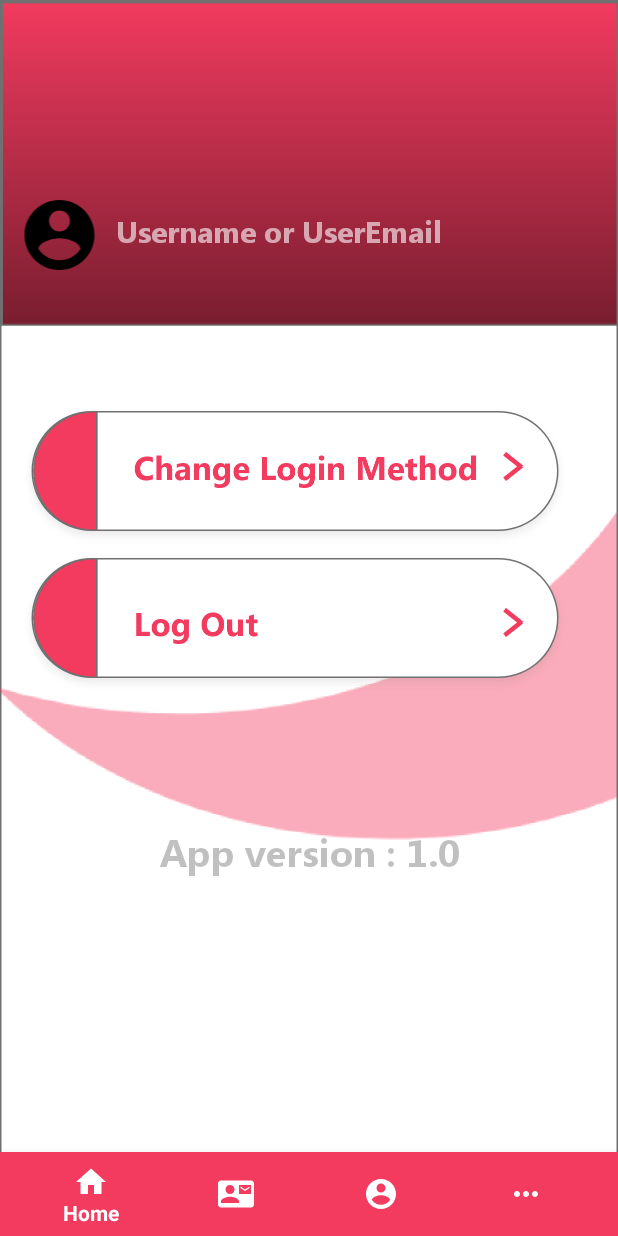
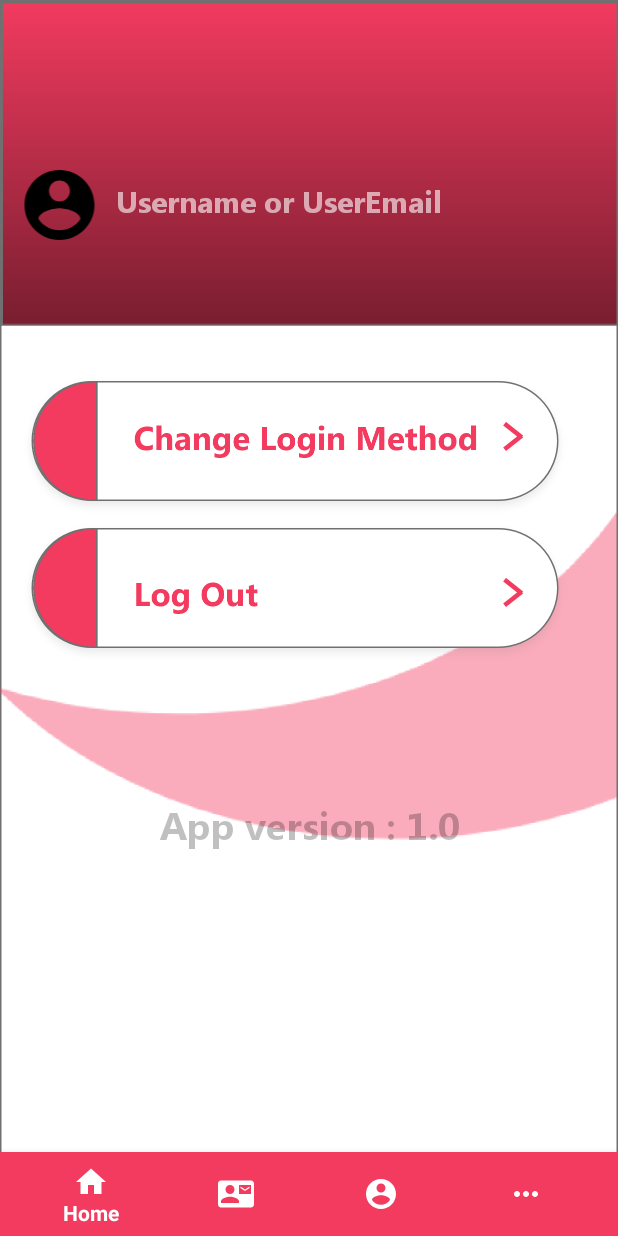
Before and after one commit to Abhi73017/CollegeBuddy, an Android app: the fragment fragment_my_account placed in its activity, on a phone screen of 412 x 824 dp. Run offline under Robolectric (Android 15) with nearby library versions, the light colour scheme and no system bars.

Commit message:
All fragment UIs are created and updated

```diff
--- a/app/src/main/res/layout/fragment_contact_us.xml
+++ b/app/src/main/res/layout/fragment_contact_us.xml
@@ -4,6 +4,7 @@
     xmlns:tools="http://schemas.android.com/tools"
     android:layout_width="match_parent"
     android:layout_height="match_parent"
+    android:layout_marginBottom="56dp"
     android:background="@drawable/contact_us_background">
 
 
--- a/app/src/main/res/layout/fragment_more.xml
+++ b/app/src/main/res/layout/fragment_more.xml
@@ -4,6 +4,7 @@
     xmlns:tools="http://schemas.android.com/tools"
     android:layout_width="match_parent"
     android:layout_height="match_parent"
+    android:layout_marginBottom="56dp"
     android:background="@drawable/contact_us_background">
 
 
@@ -28,7 +29,7 @@
         android:id="@+id/privacy_policy_btn"
         android:layout_width="wrap_content"
         android:layout_height="wrap_content"
-        android:layout_marginTop="130dp"
+        android:layout_marginTop="100dp"
         android:background="@drawable/privacy_policy_back"
         android:elevation="20dp"
         android:text=""
--- a/app/src/main/res/layout/fragment_my_account.xml
+++ b/app/src/main/res/layout/fragment_my_account.xml
@@ -2,6 +2,7 @@
 <androidx.constraintlayout.widget.ConstraintLayout xmlns:android="http://schemas.android.com/apk/res/android"
     xmlns:app="http://schemas.android.com/apk/res-auto"
     xmlns:tools="http://schemas.android.com/tools"
+    android:layout_marginBottom="56dp"
     android:background="@drawable/contact_us_background"
     android:layout_width="match_parent"
     android:layout_height="match_parent">
@@ -12,7 +13,7 @@
         android:layout_width="wrap_content"
         android:layout_height="wrap_content"
         android:layout_marginStart="30dp"
-        android:layout_marginTop="140dp"
+        android:layout_marginTop="120dp"
         android:alpha="0.6"
         android:fontFamily="@font/bold"
         android:text="Username or UserEmail"
@@ -53,7 +54,7 @@
         android:id="@+id/imageView3"
         android:layout_width="75dp"
         android:layout_height="56dp"
-        android:layout_marginTop="80dp"
+        android:layout_marginTop="60dp"
         app:layout_constraintBottom_toTopOf="@+id/change_login_btn"
         app:layout_constraintEnd_toStartOf="@+id/textView10"
         app:layout_constraintHorizontal_bias="1.0"
```
